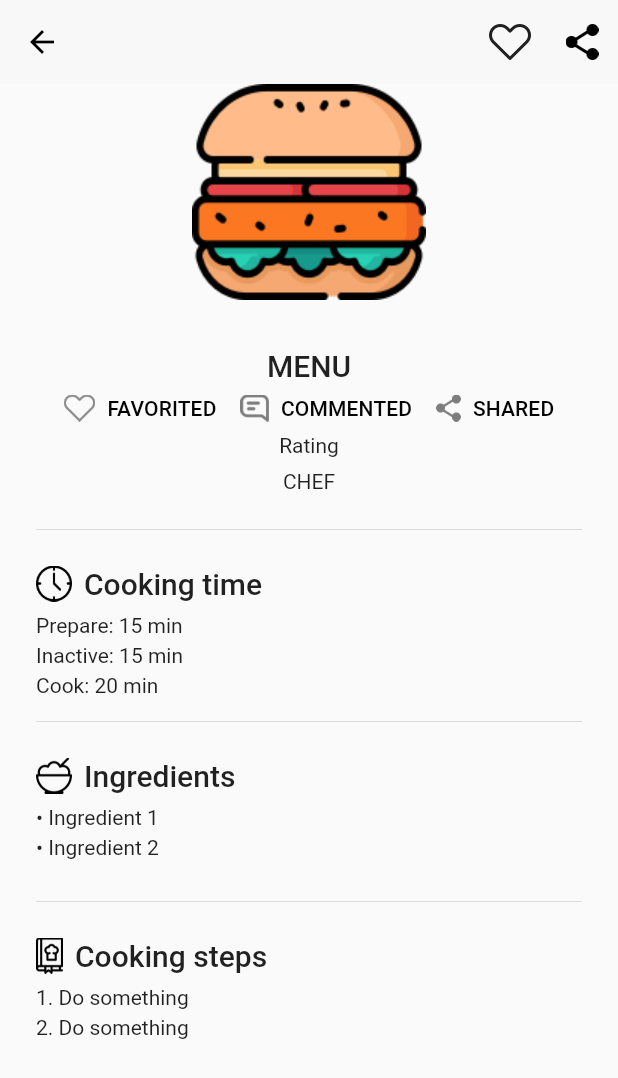
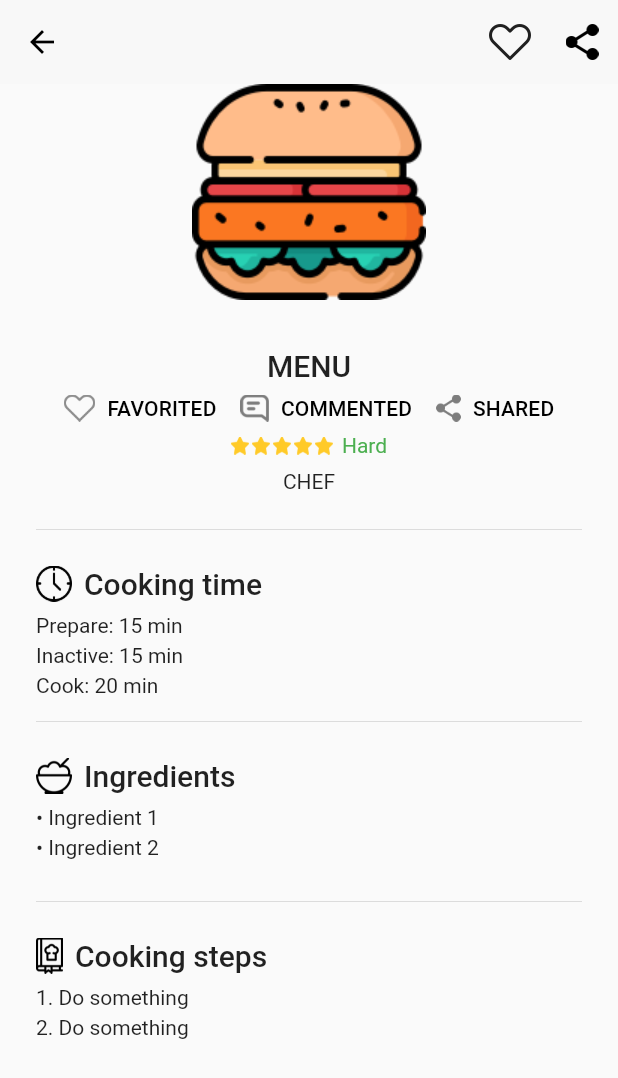
Before and after one commit to kajornsakp/kitchen_story_codelabs, a Flutter app: the RecipeDetailPage screen opened directly, on a phone screen of 412 x 824 dp. Shown: the top 1078 px of the screen. Run offline on Flutter 3.47's test engine with Material 2 defaults, Android fonts, the light colour scheme and no system bars.

Commit message:
add rating widget

```diff
--- a/start_here/lib/main.dart
+++ b/start_here/lib/main.dart
@@ -17,7 +17,7 @@ class MyApp extends StatelessWidget {
       theme: ThemeData(
         primarySwatch: Colors.blue,
       ),
-      home: RecipeDetailPage(),
+      home: MyHomePage(title: 'Kitchen story'),
     );
   }
 }
--- /dev/null
+++ b/start_here/lib/rating.dart
@@ -0,0 +1,37 @@
+import 'package:flutter/material.dart';
+import 'package:flutter/widgets.dart';
+import 'package:kitchen_story/constants.dart';
+
+class Rating extends StatelessWidget {
+  const Rating({
+    Key? key,
+  }) : super(key: key);
+
+  @override
+  Widget build(BuildContext context) {
+    return Row(
+      crossAxisAlignment: CrossAxisAlignment.center,
+      children: [...buildStars(), SizedBox(width: 4,) ,buildDifficulty(context)],
+    );
+  }
+
+  List<Widget> buildStars() {
+    return List.generate(
+        5,
+        (index) => Padding(
+              padding: EdgeInsets.only(right: 2),
+              child: Image.asset(
+                ICON_STAR,
+                width: 12,
+                height: 12,
+              ),
+            ));
+  }
+
+  Widget buildDifficulty(BuildContext context) {
+    return Text("Hard",
+        style: TextStyle(
+          color: Colors.green,
+        ));
+  }
+}
--- a/start_here/lib/recipe_detail_page.dart
+++ b/start_here/lib/recipe_detail_page.dart
@@ -1,5 +1,6 @@
 import 'package:flutter/material.dart';
 import 'package:kitchen_story/constants.dart';
+import 'package:kitchen_story/rating.dart';
 
 class RecipeDetailPage extends StatelessWidget {
   const RecipeDetailPage({Key? key}) : super(key: key);
@@ -99,7 +100,7 @@ class RecipeDetailPage extends StatelessWidget {
                         SizedBox(
                           height: 8,
                         ),
-                        Text("Rating"),
+                        Rating(),
                         SizedBox(
                           height: 8,
                         ),
--- a/start_here/lib/recommendation_card.dart
+++ b/start_here/lib/recommendation_card.dart
@@ -1,5 +1,6 @@
 import 'package:flutter/material.dart';
 import 'package:kitchen_story/constants.dart';
+import 'package:kitchen_story/rating.dart';
 
 class RecommendationCard extends StatelessWidget {
   const RecommendationCard({
@@ -41,18 +42,7 @@ class RecommendationCard extends StatelessWidget {
                       SizedBox(
                         height: 8,
                       ),
-                      Row(
-                        children: List.generate(
-                            5,
-                            (index) => Padding(
-                                  padding: EdgeInsets.only(right: 2),
-                                  child: Image.asset(
-                                    ICON_STAR,
-                                    width: 12,
-                                    height: 12,
-                                  ),
-                                )),
-                      ),
+                      Rating(),
                       SizedBox(
                         height: 8,
                       ),
```
